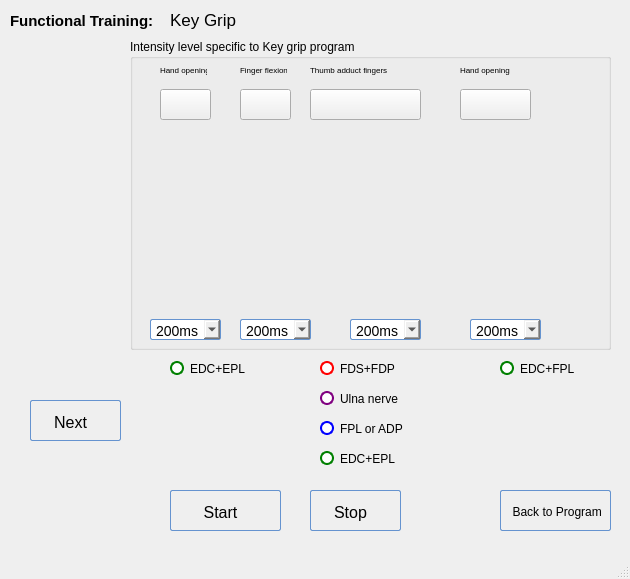
This is POML060_v1/programkeygripv2.ui in viniltc/POML060 as Qt 5 draws it before an edit. The edited form follows.
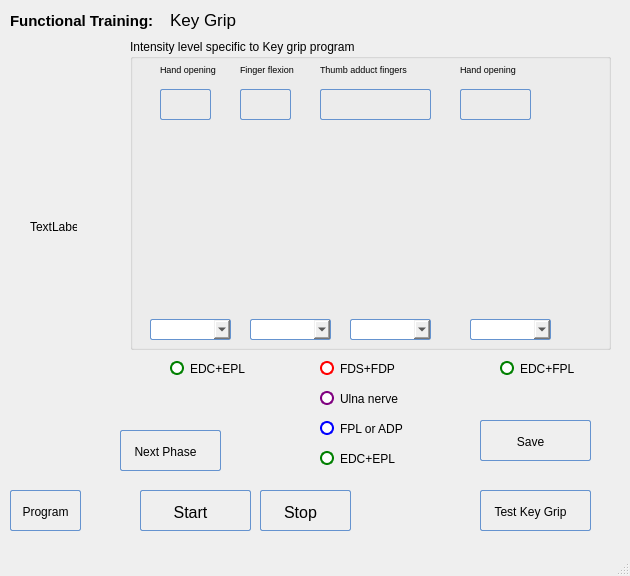
This is the edited form. Icons and pictures are not drawn.

Diff of the .ui file:
```diff
--- a/POML060_v1/programkeygripv2.ui
+++ b/POML060_v1/programkeygripv2.ui
@@ -7,7 +7,7 @@
     <x>0</x>
     <y>0</y>
     <width>630</width>
-    <height>579</height>
+    <height>576</height>
    </rect>
   </property>
   <property name="windowTitle">
@@ -229,107 +229,12 @@
      <string>EDC+FPL</string>
     </property>
    </widget>
-   <widget class="QLabel" name="label_one">
-    <property name="geometry">
-     <rect>
-      <x>160</x>
-      <y>430</y>
-      <width>47</width>
-      <height>13</height>
-     </rect>
-    </property>
-    <property name="font">
-     <font>
-      <weight>75</weight>
-      <bold>true</bold>
-     </font>
-    </property>
-    <property name="text">
-     <string/>
-    </property>
-   </widget>
-   <widget class="QLabel" name="label_two">
-    <property name="geometry">
-     <rect>
-      <x>160</x>
-      <y>450</y>
-      <width>47</width>
-      <height>13</height>
-     </rect>
-    </property>
-    <property name="font">
-     <font>
-      <weight>75</weight>
-      <bold>true</bold>
-     </font>
-    </property>
-    <property name="text">
-     <string/>
-    </property>
-   </widget>
-   <widget class="QLabel" name="label_three">
-    <property name="geometry">
-     <rect>
-      <x>220</x>
-      <y>430</y>
-      <width>47</width>
-      <height>13</height>
-     </rect>
-    </property>
-    <property name="font">
-     <font>
-      <weight>75</weight>
-      <bold>true</bold>
-     </font>
-    </property>
-    <property name="text">
-     <string/>
-    </property>
-   </widget>
-   <widget class="QLabel" name="label_four">
-    <property name="geometry">
-     <rect>
-      <x>220</x>
-      <y>450</y>
-      <width>47</width>
-      <height>13</height>
-     </rect>
-    </property>
-    <property name="font">
-     <font>
-      <weight>75</weight>
-      <bold>true</bold>
-     </font>
-    </property>
-    <property name="text">
-     <string/>
-    </property>
-   </widget>
-   <widget class="QLabel" name="label_five">
-    <property name="geometry">
-     <rect>
-      <x>300</x>
-      <y>430</y>
-      <width>47</width>
-      <height>13</height>
-     </rect>
-    </property>
-    <property name="font">
-     <font>
-      <weight>75</weight>
-      <bold>true</bold>
-     </font>
-    </property>
-    <property name="text">
-     <string/>
-    </property>
-   </widget>
    <widget class="QPushButton" name="pushButton_back_keypro">
     <property name="geometry">
      <rect>
-      <x>500</x>
+      <x>10</x>
       <y>490</y>
-      <width>111</width>
+      <width>71</width>
       <height>41</height>
      </rect>
     </property>
@@ -376,7 +281,7 @@
 }</string>
     </property>
     <property name="text">
-     <string> Back to Program</string>
+     <string>Program</string>
     </property>
    </widget>
    <widget class="QGroupBox" name="groupBox">
@@ -396,13 +301,13 @@
       <rect>
        <x>30</x>
        <y>20</y>
-       <width>47</width>
+       <width>61</width>
        <height>21</height>
       </rect>
      </property>
      <property name="font">
       <font>
-       <pointsize>6</pointsize>
+       <pointsize>7</pointsize>
       </font>
      </property>
      <property name="text">
@@ -414,13 +319,13 @@
       <rect>
        <x>110</x>
        <y>20</y>
-       <width>47</width>
+       <width>61</width>
        <height>21</height>
       </rect>
      </property>
      <property name="font">
       <font>
-       <pointsize>6</pointsize>
+       <pointsize>7</pointsize>
       </font>
      </property>
      <property name="text">
@@ -430,15 +335,15 @@
     <widget class="QLabel" name="label_5">
      <property name="geometry">
       <rect>
-       <x>180</x>
+       <x>190</x>
        <y>20</y>
-       <width>81</width>
+       <width>101</width>
        <height>21</height>
       </rect>
      </property>
      <property name="font">
       <font>
-       <pointsize>6</pointsize>
+       <pointsize>7</pointsize>
       </font>
      </property>
      <property name="text">
@@ -456,7 +361,7 @@
      </property>
      <property name="font">
       <font>
-       <pointsize>6</pointsize>
+       <pointsize>7</pointsize>
       </font>
      </property>
      <property name="text">
@@ -472,6 +377,19 @@
        <height>31</height>
       </rect>
      </property>
+     <property name="styleSheet">
+      <string notr="true">QPushButton {
+        border: 1px solid #6593cf;
+        border-radius: 2px;
+        padding: 5px 15px 2px 5px;
+        background: qlineargradient(x1 : 0, y1 : 0, x2 : 0, y2 :   1, stop :   0.0 #f5f9ff,
+                stop :   0.5 #c7dfff, stop :   0.55 #afd2ff, stop :   1.0 #c0dbff);
+        color: #0000;
+        font:  large &quot;Arial&quot;;
+		font-size: 16px;
+        height: 30px;
+}</string>
+     </property>
      <property name="text">
       <string/>
      </property>
@@ -485,6 +403,19 @@
        <height>31</height>
       </rect>
      </property>
+     <property name="styleSheet">
+      <string notr="true">QPushButton {
+        border: 1px solid #6593cf;
+        border-radius: 2px;
+        padding: 5px 15px 2px 5px;
+        background: qlineargradient(x1 : 0, y1 : 0, x2 : 0, y2 :   1, stop :   0.0 #f5f9ff,
+                stop :   0.5 #c7dfff, stop :   0.55 #afd2ff, stop :   1.0 #c0dbff);
+        color: #0000;
+        font:  large &quot;Arial&quot;;
+		font-size: 16px;
+        height: 30px;
+}</string>
+     </property>
      <property name="text">
       <string/>
      </property>
@@ -492,12 +423,25 @@
     <widget class="QPushButton" name="btn3">
      <property name="geometry">
       <rect>
-       <x>180</x>
+       <x>190</x>
        <y>50</y>
        <width>111</width>
        <height>31</height>
       </rect>
      </property>
+     <property name="styleSheet">
+      <string notr="true">QPushButton {
+        border: 1px solid #6593cf;
+        border-radius: 2px;
+        padding: 5px 15px 2px 5px;
+        background: qlineargradient(x1 : 0, y1 : 0, x2 : 0, y2 :   1, stop :   0.0 #f5f9ff,
+                stop :   0.5 #c7dfff, stop :   0.55 #afd2ff, stop :   1.0 #c0dbff);
+        color: #0000;
+        font:  large &quot;Arial&quot;;
+		font-size: 16px;
+        height: 30px;
+}</string>
+     </property>
      <property name="text">
       <string/>
      </property>
@@ -511,6 +455,19 @@
        <height>31</height>
       </rect>
      </property>
+     <property name="styleSheet">
+      <string notr="true">QPushButton {
+        border: 1px solid #6593cf;
+        border-radius: 2px;
+        padding: 5px 15px 2px 5px;
+        background: qlineargradient(x1 : 0, y1 : 0, x2 : 0, y2 :   1, stop :   0.0 #f5f9ff,
+                stop :   0.5 #c7dfff, stop :   0.55 #afd2ff, stop :   1.0 #c0dbff);
+        color: #0000;
+        font:  large &quot;Arial&quot;;
+		font-size: 16px;
+        height: 30px;
+}</string>
+     </property>
      <property name="text">
       <string/>
      </property>
@@ -523,7 +480,7 @@
       <rect>
        <x>20</x>
        <y>280</y>
-       <width>71</width>
+       <width>81</width>
        <height>21</height>
       </rect>
      </property>
@@ -568,36 +525,6 @@
         color: black;
 }</string>
      </property>
-     <item>
-      <property name="text">
-       <string>200ms</string>
-      </property>
-     </item>
-     <item>
-      <property name="text">
-       <string>500ms</string>
-      </property>
-     </item>
-     <item>
-      <property name="text">
-       <string>1s</string>
-      </property>
-     </item>
-     <item>
-      <property name="text">
-       <string>1.5s</string>
-      </property>
-     </item>
-     <item>
-      <property name="text">
-       <string>2s</string>
-      </property>
-     </item>
-     <item>
-      <property name="text">
-       <string/>
-      </property>
-     </item>
     </widget>
     <widget class="QComboBox" name="comboBox_2">
      <property name="enabled">
@@ -605,9 +532,9 @@
      </property>
      <property name="geometry">
       <rect>
-       <x>110</x>
+       <x>120</x>
        <y>280</y>
-       <width>71</width>
+       <width>81</width>
        <height>21</height>
       </rect>
      </property>
@@ -652,36 +579,6 @@
         color: black;
 }</string>
      </property>
-     <item>
-      <property name="text">
-       <string>200ms</string>
-      </property>
-     </item>
-     <item>
-      <property name="text">
-       <string>500ms</string>
-      </property>
-     </item>
-     <item>
-      <property name="text">
-       <string>1s</string>
-      </property>
-     </item>
-     <item>
-      <property name="text">
-       <string>1.5s</string>
-      </property>
-     </item>
-     <item>
-      <property name="text">
-       <string>2s</string>
-      </property>
-     </item>
-     <item>
-      <property name="text">
-       <string/>
-      </property>
-     </item>
     </widget>
     <widget class="QComboBox" name="comboBox_3">
      <property name="enabled">
@@ -691,7 +588,7 @@
       <rect>
        <x>220</x>
        <y>280</y>
-       <width>71</width>
+       <width>81</width>
        <height>21</height>
       </rect>
      </property>
@@ -736,36 +633,6 @@
         color: black;
 }</string>
      </property>
-     <item>
-      <property name="text">
-       <string>200ms</string>
-      </property>
-     </item>
-     <item>
-      <property name="text">
-       <string>500ms</string>
-      </property>
-     </item>
-     <item>
-      <property name="text">
-       <string>1s</string>
-      </property>
-     </item>
-     <item>
-      <property name="text">
-       <string>1.5s</string>
-      </property>
-     </item>
-     <item>
-      <property name="text">
-       <string>2s</string>
-      </property>
-     </item>
-     <item>
-      <property name="text">
-       <string/>
-      </property>
-     </item>
     </widget>
     <widget class="QComboBox" name="comboBox_4">
      <property name="enabled">
@@ -775,7 +642,7 @@
       <rect>
        <x>340</x>
        <y>280</y>
-       <width>71</width>
+       <width>81</width>
        <height>21</height>
       </rect>
      </property>
@@ -820,36 +687,6 @@
         color: black;
 }</string>
      </property>
-     <item>
-      <property name="text">
-       <string>200ms</string>
-      </property>
-     </item>
-     <item>
-      <property name="text">
-       <string>500ms</string>
-      </property>
-     </item>
-     <item>
-      <property name="text">
-       <string>1s</string>
-      </property>
-     </item>
-     <item>
-      <property name="text">
-       <string>1.5s</string>
-      </property>
-     </item>
-     <item>
-      <property name="text">
-       <string>2s</string>
-      </property>
-     </item>
-     <item>
-      <property name="text">
-       <string/>
-      </property>
-     </item>
     </widget>
    </widget>
    <widget class="QLabel" name="label">
@@ -894,7 +731,7 @@
    <widget class="QPushButton" name="pushButton_stimStart">
     <property name="geometry">
      <rect>
-      <x>170</x>
+      <x>140</x>
       <y>490</y>
       <width>111</width>
       <height>41</height>
@@ -953,7 +790,7 @@
    <widget class="QPushButton" name="pushButton_stimStop">
     <property name="geometry">
      <rect>
-      <x>310</x>
+      <x>260</x>
       <y>490</y>
       <width>91</width>
       <height>41</height>
@@ -1008,12 +845,17 @@
    <widget class="QLabel" name="label_pLabel">
     <property name="geometry">
      <rect>
-      <x>350</x>
-      <y>16</y>
-      <width>101</width>
+      <x>450</x>
+      <y>10</y>
+      <width>141</width>
       <height>20</height>
      </rect>
     </property>
+    <property name="font">
+     <font>
+      <pointsize>10</pointsize>
+     </font>
+    </property>
     <property name="text">
      <string/>
     </property>
@@ -1021,9 +863,9 @@
    <widget class="QPushButton" name="btn_nextPhase">
     <property name="geometry">
      <rect>
-      <x>30</x>
-      <y>400</y>
-      <width>91</width>
+      <x>120</x>
+      <y>430</y>
+      <width>101</width>
       <height>41</height>
      </rect>
     </property>
@@ -1041,7 +883,7 @@
                 stop :   0.5 #c7dfff, stop :   0.55 #afd2ff, stop :   1.0 #c0dbff);
         color: #0000;
         font:  large &quot;Arial&quot;;
-		font-size: 16px;
+		font-size: 12px;
         height: 30px;
 }
 
@@ -1070,7 +912,7 @@
 }</string>
     </property>
     <property name="text">
-     <string>Next</string>
+     <string>Next Phase</string>
     </property>
    </widget>
    <widget class="QLabel" name="label_pwvalue">
@@ -1128,11 +970,66 @@
      <string>EDC+EPL</string>
     </property>
    </widget>
-   <widget class="QLabel" name="label_six">
+   <widget class="QPushButton" name="pushButton_keyGrip">
     <property name="geometry">
      <rect>
-      <x>30</x>
-      <y>30</y>
+      <x>480</x>
+      <y>490</y>
+      <width>111</width>
+      <height>41</height>
+     </rect>
+    </property>
+    <property name="styleSheet">
+     <string notr="true">QPushButton:hover{
+        background: qlineargradient(x1 : 0, y1 : 0, x2 : 0, y2 :   1, stop :   0.0 #ffd9aa,
+                stop :   0.5 #ffbb6e, stop :   0.55 #feae42, stop :   1.0 #fedb74);
+}
+
+QPushButton {
+        border: 1px solid #6593cf;
+        border-radius: 2px;
+        padding: 5px 15px 2px 5px;
+        background: qlineargradient(x1 : 0, y1 : 0, x2 : 0, y2 :   1, stop :   0.0 #f5f9ff,
+                stop :   0.5 #c7dfff, stop :   0.55 #afd2ff, stop :   1.0 #c0dbff);
+        color: #0000;
+        font:  large &quot;Arial&quot;;
+		font-size: 12px;
+        height: 30px;
+}
+
+
+
+
+QPushButton:pressed {
+        background: qlineargradient(x1 : 0, y1 : 0, x2 : 0, y2 :   1, stop :   0.0 #c0dbff,
+        stop :   0.5 #cfd26f, stop :   0.55 #c7df6f, stop :   1.0 #f5f9ff);
+        padding-top: 2px;
+        padding-left: 3px;
+
+}
+QPushButton:on {
+        background: qlineargradient(x1 : 0, y1 : 0, x2 : 0, y2 :   1, stop :   0.0 #5AA72D,
+        stop :   0.5 #B3E296, stop :   0.55 #B3E296, stop :   1.0 #f5f9ff);
+        padding-top: 2px;
+        padding-left: 3px;
+}
+
+QPushButton:disabled {
+        background: transparent #e5e9ee;
+        padding-top: 2px;        
+        padding-left: 3px;
+        color: black;
+}</string>
+    </property>
+    <property name="text">
+     <string>Test Key Grip</string>
+    </property>
+   </widget>
+   <widget class="QLabel" name="label_EDC1">
+    <property name="geometry">
+     <rect>
+      <x>20</x>
+      <y>130</y>
       <width>47</width>
       <height>13</height>
      </rect>
@@ -1150,7 +1047,33 @@
    <widget class="QLabel" name="label_8">
     <property name="geometry">
      <rect>
-      <x>40</x>
+      <x>20</x>
+      <y>170</y>
+      <width>47</width>
+      <height>13</height>
+     </rect>
+    </property>
+    <property name="text">
+     <string/>
+    </property>
+   </widget>
+   <widget class="QLabel" name="label_FDS">
+    <property name="geometry">
+     <rect>
+      <x>20</x>
+      <y>190</y>
+      <width>47</width>
+      <height>13</height>
+     </rect>
+    </property>
+    <property name="text">
+     <string/>
+    </property>
+   </widget>
+   <widget class="QLabel" name="label_ADP">
+    <property name="geometry">
+     <rect>
+      <x>20</x>
       <y>210</y>
       <width>47</width>
       <height>13</height>
@@ -1163,7 +1086,7 @@
    <widget class="QLabel" name="label_9">
     <property name="geometry">
      <rect>
-      <x>40</x>
+      <x>20</x>
       <y>230</y>
       <width>47</width>
       <height>13</height>
@@ -1173,30 +1096,72 @@
      <string/>
     </property>
    </widget>
-   <widget class="QLabel" name="label_10">
+   <widget class="QPushButton" name="pushButton_save">
     <property name="geometry">
      <rect>
-      <x>40</x>
-      <y>250</y>
-      <width>47</width>
-      <height>13</height>
+      <x>480</x>
+      <y>420</y>
+      <width>111</width>
+      <height>41</height>
      </rect>
     </property>
+    <property name="styleSheet">
+     <string notr="true">QPushButton:hover{
+        background: qlineargradient(x1 : 0, y1 : 0, x2 : 0, y2 :   1, stop :   0.0 #ffd9aa,
+                stop :   0.5 #ffbb6e, stop :   0.55 #feae42, stop :   1.0 #fedb74);
+}
+
+QPushButton {
+        border: 1px solid #6593cf;
+        border-radius: 2px;
+        padding: 5px 15px 2px 5px;
+        background: qlineargradient(x1 : 0, y1 : 0, x2 : 0, y2 :   1, stop :   0.0 #f5f9ff,
+                stop :   0.5 #c7dfff, stop :   0.55 #afd2ff, stop :   1.0 #c0dbff);
+        color: #0000;
+        font:  large &quot;Arial&quot;;
+		font-size: 12px;
+        height: 30px;
+}
+
+
+
+
+QPushButton:pressed {
+        background: qlineargradient(x1 : 0, y1 : 0, x2 : 0, y2 :   1, stop :   0.0 #c0dbff,
+        stop :   0.5 #cfd26f, stop :   0.55 #c7df6f, stop :   1.0 #f5f9ff);
+        padding-top: 2px;
+        padding-left: 3px;
+
+}
+QPushButton:on {
+        background: qlineargradient(x1 : 0, y1 : 0, x2 : 0, y2 :   1, stop :   0.0 #5AA72D,
+        stop :   0.5 #B3E296, stop :   0.55 #B3E296, stop :   1.0 #f5f9ff);
+        padding-top: 2px;
+        padding-left: 3px;
+}
+
+QPushButton:disabled {
+        background: transparent #e5e9ee;
+        padding-top: 2px;        
+        padding-left: 3px;
+        color: black;
+}</string>
+    </property>
     <property name="text">
-     <string/>
+     <string>Save</string>
     </property>
    </widget>
    <widget class="QLabel" name="label_11">
     <property name="geometry">
      <rect>
-      <x>40</x>
-      <y>280</y>
+      <x>30</x>
+      <y>220</y>
       <width>47</width>
       <height>13</height>
      </rect>
     </property>
     <property name="text">
-     <string/>
+     <string>TextLabel</string>
     </property>
    </widget>
   </widget>
```
Left out of the diff: 23 changed lines with no effect on the pictures.
